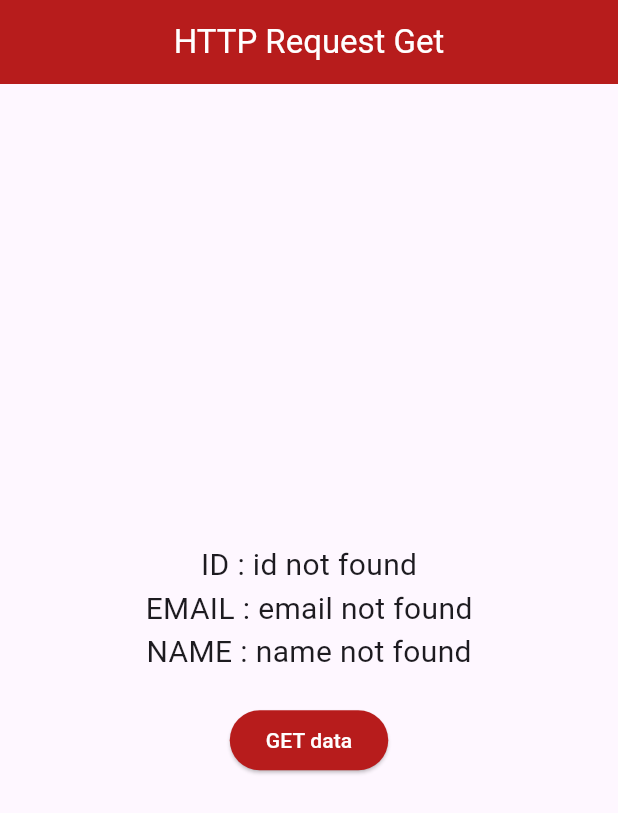
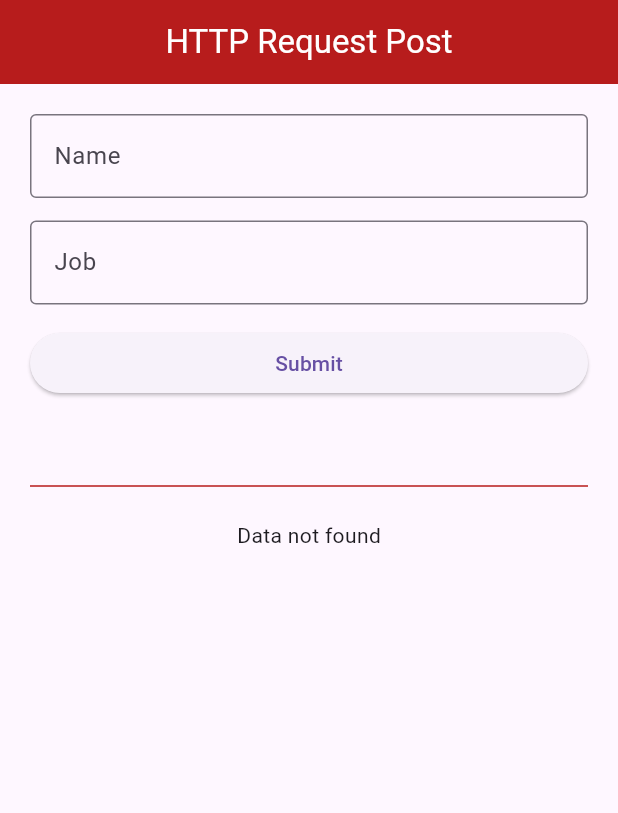
Before and after one commit to iqbalsuwandi20/belajar-flutter-youtube, a Flutter app: the screen it shows after launch, on a phone screen of 412 x 824 dp. Shown: the top 813 px of the screen. Run offline on Flutter 3.47's test engine with Material 3 defaults, Android fonts, the phone set to English and light mode, and no system bars.

Commit message:
http request post

```diff
--- a/lib/main.dart
+++ b/lib/main.dart
@@ -27,17 +27,10 @@ class HomePage extends StatefulWidget {
 }
 
 class _HomePageState extends State<HomePage> {
-  late String id;
-  late String email;
-  late String name;
+  TextEditingController nameController = TextEditingController();
+  TextEditingController jobController = TextEditingController();
 
-  @override
-  void initState() {
-    id = "id not found";
-    email = "email not found";
-    name = "name not found";
-    super.initState();
-  }
+  String responseResult = "Data not found";
 
   @override
   Widget build(BuildContext context) {
@@ -45,80 +38,75 @@ class _HomePageState extends State<HomePage> {
       appBar: AppBar(
         backgroundColor: Colors.red[900],
         title: const Text(
-          "HTTP Request Get",
+          "HTTP Request Post",
           style: TextStyle(
             color: Colors.white,
           ),
         ),
         centerTitle: true,
       ),
-      body: Center(
-        child: Column(
-          mainAxisAlignment: MainAxisAlignment.center,
+      body: ListView(
+        padding: const EdgeInsets.all(20),
         children: [
-            Text(
-              "ID : $id",
-              style: const TextStyle(
-                fontSize: 20,
-              ),
-            ),
-            Text(
-              "EMAIL : $email",
-              style: const TextStyle(
-                fontSize: 20,
-              ),
-            ),
-            Text(
-              "NAME : $name",
-              style: const TextStyle(
-                fontSize: 20,
+          TextField(
+            controller: nameController,
+            autocorrect: false,
+            keyboardType: TextInputType.text,
+            decoration: const InputDecoration(
+              border: OutlineInputBorder(),
+              labelText: "Name",
             ),
           ),
           const SizedBox(
-              height: 20,
+            height: 15,
+          ),
+          TextField(
+            controller: jobController,
+            autocorrect: false,
+            keyboardType: TextInputType.text,
+            decoration: const InputDecoration(
+              border: OutlineInputBorder(),
+              labelText: "Job",
+            ),
+          ),
+          const SizedBox(
+            height: 15,
           ),
           ElevatedButton(
-              style: ElevatedButton.styleFrom(
-                backgroundColor: Colors.red[900],
+            onPressed: () async {
+              var response = await http.post(
+                Uri.parse("https://reqres.in/api/users"),
+                body: {
+                  "name": nameController.text,
+                  "job": jobController.text,
+                },
+              );
+
+              Map<String, dynamic> data =
+                  json.decode(response.body) as Map<String, dynamic>;
+
+              setState(
+                () {
+                  responseResult = "${data["name"]} - ${data["job"]}";
+                },
+              );
+              // print(response.body);
+            },
+            child: const Text("Submit"),
           ),
-              onPressed: () async {
-                var myResponse = await http.get(
-                  Uri.parse("https://reqres.in/api/users/3"),
-                );
-                if (myResponse.statusCode == 200) {
-                  // successfully get data
-                  print("successfully get data");
-                  Map<String, dynamic> data =
-                      json.decode(myResponse.body) as Map<String, dynamic>;
-                  setState(() {
-                    id = data["data"]["id"].toString();
-                    email = data["data"]["email"].toString();
-                    name =
-                        "${data["data"]["first_name"]} ${data["data"]["last_name"]}";
-                    // body = myResponse.body;
-                  });
-                } else {
-                  // unsuccessful get data
-                  print("ERROR ${myResponse.statusCode}");
-                  // setState(() {
-                  //   body = "ERROR ${myResponse.statusCode}";
-                  // });
-                }
-                // print(myResponse.statusCode);
-                // print("-----------");
-                // print(myResponse.headers);
-                // print("-----------");
-                // print(myResponse.body);
-              },
-              child: const Text(
-                "GET data",
-                style: TextStyle(
-                  color: Colors.white,
+          const SizedBox(
+            height: 50,
           ),
+          Divider(
+            color: Colors.red[900],
           ),
+          const SizedBox(
+            height: 15,
+          ),
+          Center(
+            child: Text(responseResult),
           ),
         ],
-        ),
       ),
     );
   }
```
Lines whose indentation alone changed are shown as unchanged.
